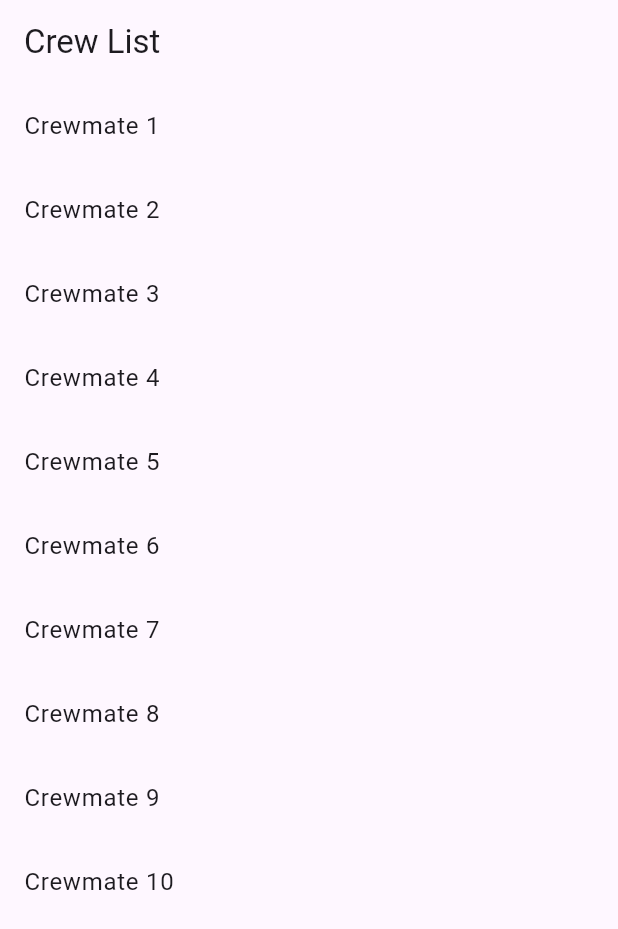
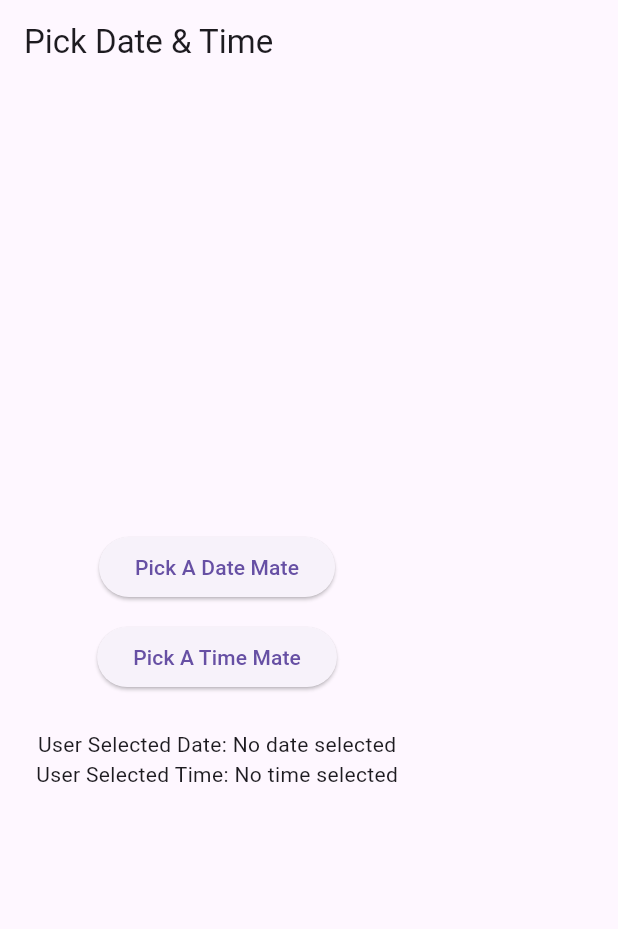
Before and after one commit to your-senpai-swapnil/flutter_tracker_labtasks, a Flutter app: the screen it shows after launch, on a phone screen of 412 x 824 dp. Shown: the top 929 px of the screen. Run offline on Flutter 3.47's test engine with Material 3 defaults, Android fonts, the phone set to English and light mode, and no system bars.

Commit message:
date and time picker

```diff
--- a/lib/main.dart
+++ b/lib/main.dart
@@ -1,94 +1,85 @@
 import 'package:flutter/material.dart';
 
-void main() {
-  runApp(SwipeListApp());
-}
+void main() => runApp(DateTimePickerApp());
 
-class SwipeListApp extends StatelessWidget {
+class DateTimePickerApp extends StatelessWidget {
   @override
   Widget build(BuildContext context) {
     return MaterialApp(
-      title: 'Swipe strawhats',
-      theme: ThemeData(primarySwatch: Colors.teal),
-      home: SwipeListPage(),
+      title: 'Date & Time Picker',
+      theme: ThemeData(primarySwatch: Colors.indigo),
+      home: DateTimePickerPage(),
     );
   }
 }
 
-class SwipeListPage extends StatefulWidget {
+class DateTimePickerPage extends StatefulWidget {
   @override
-  _SwipeListPageState createState() => _SwipeListPageState();
+  _DateTimePickerPageState createState() => _DateTimePickerPageState();
 }
 
-class _SwipeListPageState extends State<SwipeListPage> {
-  List<String> items = List.generate(10, (index) => 'Crewmate ${index + 1}');
+class _DateTimePickerPageState extends State<DateTimePickerPage> {
+  DateTime? selectedDate;
+  TimeOfDay? selectedTime;
 
-  void deleteItem(int index) {
-    setState(() {
-      items.removeAt(index);
-    });
+  Future<void> pickDate() async {
+    final now = DateTime.now();
+    final picked = await showDatePicker(
+      context: context,
+      initialDate: now,
+      firstDate: DateTime(2000),
+      lastDate: DateTime(2100),
+    );
+    if (picked != null) {
+      setState(() => selectedDate = picked);
+    }
   }
 
-  void editItem(int index) {
-    ScaffoldMessenger.of(context).showSnackBar(
-      SnackBar(content: Text('Edit ${items[index]} tapped')),
+  Future<void> pickTime() async {
+    final picked = await showTimePicker(
+      context: context,
+      initialTime: TimeOfDay.now(),
     );
+    if (picked != null) {
+      setState(() => selectedTime = picked);
+    }
+  }
+
+  String get formattedDate {
+    if (selectedDate == null) return 'No date selected';
+    return '${selectedDate!.year}-${selectedDate!.month.toString().padLeft(2, '0')}-${selectedDate!.day.toString().padLeft(2, '0')}';
+  }
+
+  String get formattedTime {
+    if (selectedTime == null) return 'No time selected';
+    final hour = selectedTime!.hour.toString().padLeft(2, '0');
+    final minute = selectedTime!.minute.toString().padLeft(2, '0');
+    return '$hour:$minute';
   }
 
   @override
   Widget build(BuildContext context) {
     return Scaffold(
-      appBar: AppBar(title: Text('Crew List')),
-      body: ListView.builder(
-        itemCount: items.length,
-        itemBuilder: (context, index) {
-          final item = items[index];
-          return Dismissible(
-            key: Key(item),
-            background: Container(
-              color: Colors.green,
-              alignment: Alignment.centerLeft,
-              padding: EdgeInsets.only(left: 20),
-              child: Icon(Icons.edit, color: Colors.white),
+      appBar: AppBar(title: Text('Pick Date & Time')),
+      body: Padding(
+        padding: const EdgeInsets.all(24.0),
+        child: Column(
+          mainAxisAlignment: MainAxisAlignment.center,
+          children: [
+            ElevatedButton(
+              onPressed: pickDate,
+              child: Text('Pick A Date Mate'),
             ),
-            secondaryBackground: Container(
-              color: Colors.red,
-              alignment: Alignment.centerRight,
-              padding: EdgeInsets.only(right: 20),
-              child: Icon(Icons.delete, color: Colors.white),
+            SizedBox(height: 12),
+            ElevatedButton(
+              onPressed: pickTime,
+              child: Text('Pick A Time Mate'),
             ),
-            confirmDismiss: (direction) async {
-              if (direction == DismissDirection.startToEnd) {
-
-                editItem(index);
-                return false;
-              } else {
-                bool confirm = await showDialog(
-                  context: context,
-                  builder: (ctx) => AlertDialog(
-                    title: Text("Delete ${items[index]}?"),
-                    actions: [
-                      TextButton(onPressed: () => Navigator.of(ctx).pop(false), child: Text("Cancel")),
-                      TextButton(onPressed: () => Navigator.of(ctx).pop(true), child: Text("Delete")),
-                    ],
-                  ),
-                );
-                return confirm;
-              }
-            },
-            onDismissed: (direction) {
-              if (direction == DismissDirection.endToStart) {
-                deleteItem(index);
-                ScaffoldMessenger.of(context).showSnackBar(
-                  SnackBar(content: Text('$item deleted')),
-                );
-              }
-            },
-            child: ListTile(
-              title: Text(item),
-            ),
-          );
-        },
+            SizedBox(height: 24),
+            Text('User Selected Date: $formattedDate'),
+            Text('User Selected Time: $formattedTime'),
+          ],
+        ),
       ),
     );
   }
```
